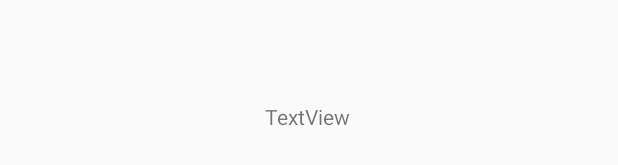
After one commit to sj960126/Moble_04, an Android app: the layout activity_tmep.xml on its own in the app's theme, with its tools: preview values and no code run, on a phone screen of 412 x 824 dp. The commit adds this screen. Shown: the part 427-592 px from the top of the screen. Run offline under Robolectric (Android 15) with nearby library versions, the phone set to English and light mode, and no system bars.

Commit message:
200928_13:36
알림 기능 일부 구현

```diff
--- a/withpet/app/build.gradle
+++ b/withpet/app/build.gradle
@@ -7,7 +7,7 @@ android {
 
     defaultConfig {
         applicationId "com.withpet"
-        minSdkVersion 23
+        minSdkVersion 28
         targetSdkVersion 30
         versionCode 1
         versionName "1.0"
@@ -46,7 +46,6 @@ dependencies {
     implementation 'com.google.android.gms:play-services-location:17.0.0'
     implementation 'com.google.android.material:material:1.3.0-alpha02'
     implementation 'com.google.firebase:firebase-messaging:20.2.4'
-    implementation 'com.google.firebase:firebase-analytics:17.5.0'
     testImplementation 'junit:junit:4.13'
     annotationProcessor 'com.github.bumptech.glide:compiler:4.11.0' //이미지라이브러리 glide
     androidTestImplementation 'androidx.test.ext:junit:1.1.2'
--- a/withpet/app/src/main/java/com/withpet/main/MypageFrag.java
+++ b/withpet/app/src/main/java/com/withpet/main/MypageFrag.java
@@ -167,7 +167,7 @@ public class MypageFrag extends Fragment {
                 myfeed.clear(); //기존 배열가 존재하지 않게 초기화 방지차원
                 for(DataSnapshot snapshot: dataSnapshot.getChildren()){
                     Feed feed = snapshot.getValue(Feed.class);
-                    if(feed.getUid().equals(firebaseUser.getUid())){
+                    if(feed.getUid().equals(nowuserinfo.getUid())){
                         myfeed.add(0, feed);
                     }
                 }
--- /dev/null
+++ b/withpet/app/src/main/res/layout/activity_tmep.xml
@@ -0,0 +1,20 @@
+<?xml version="1.0" encoding="utf-8"?>
+<androidx.constraintlayout.widget.ConstraintLayout xmlns:android="http://schemas.android.com/apk/res/android"
+    xmlns:app="http://schemas.android.com/apk/res-auto"
+    xmlns:tools="http://schemas.android.com/tools"
+    android:layout_width="match_parent"
+    android:layout_height="match_parent"
+    tools:context=".Chat.tmepActivity">
+
+    <TextView
+        android:id="@+id/textView7"
+        android:layout_width="wrap_content"
+        android:layout_height="wrap_content"
+        android:text="TextView"
+        app:layout_constraintBottom_toBottomOf="parent"
+        app:layout_constraintEnd_toEndOf="parent"
+        app:layout_constraintHorizontal_bias="0.498"
+        app:layout_constraintStart_toStartOf="parent"
+        app:layout_constraintTop_toTopOf="parent"
+        app:layout_constraintVertical_bias="0.438" />
+</androidx.constraintlayout.widget.ConstraintLayout>
--- a/withpet/app/src/main/res/values/strings.xml
+++ b/withpet/app/src/main/res/values/strings.xml
@@ -8,4 +8,6 @@
     <string name="iot">IOT</string>
     <string name="login">로그인</string>
     <string name="join">회원가입</string>
+    <string name="chanel_id">messagetest</string>
+    <string name="chanel_name">jong test</string>
 </resources>
```
Also changed, not shown: withpet/app/src/main/AndroidManifest.xml (+38 -2 lines), withpet/app/src/main/java/com/withpet/Chat/FirebaseInstanceIDService.java (added, +21 -0 lines), withpet/app/src/main/java/com/withpet/Chat/MyFirebaseMessagingService.java (added, +69 -0 lines), withpet/app/src/main/java/com/withpet/Chat/tmepActivity.java (added, +39 -0 lines).
